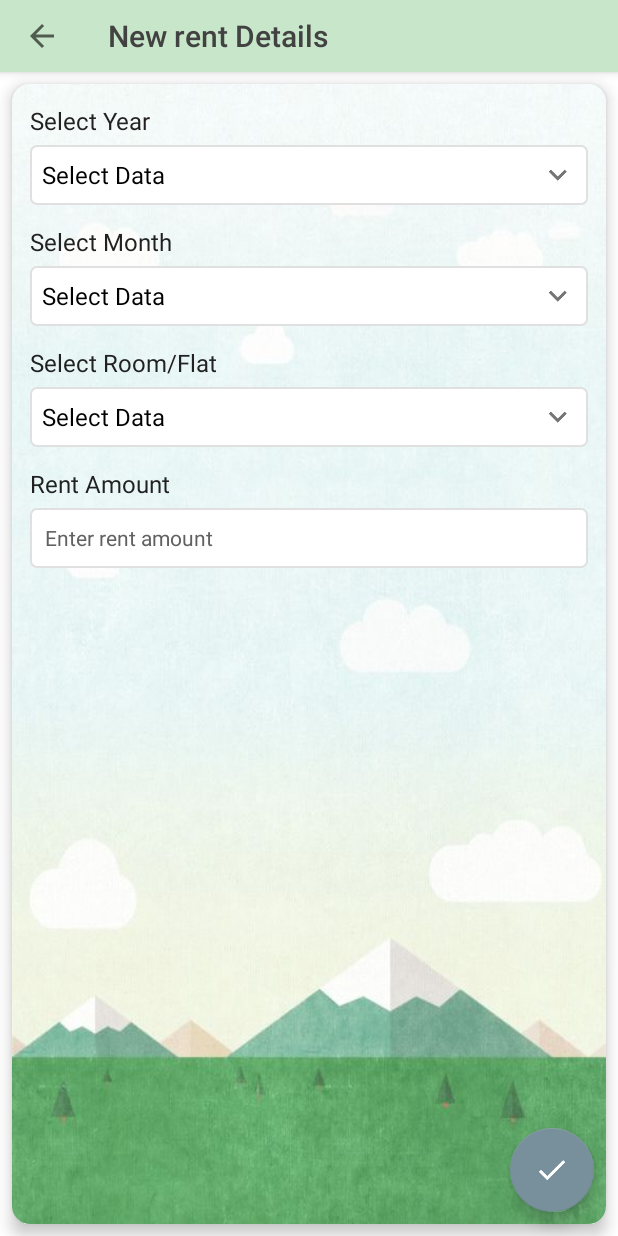
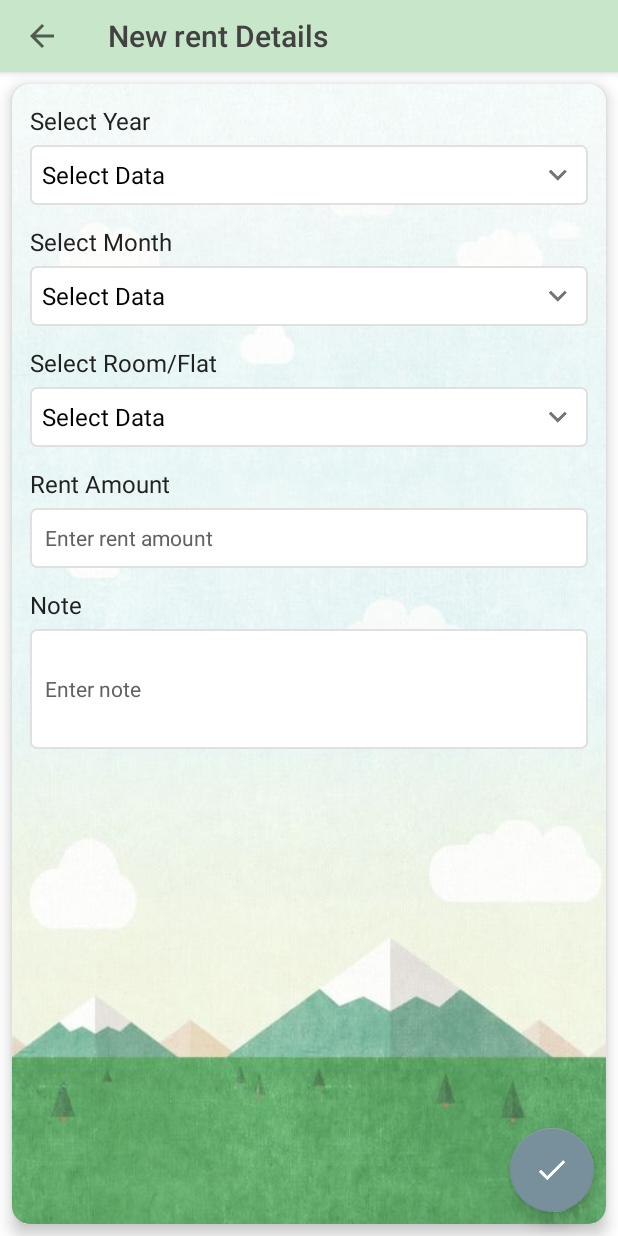
Before and after one commit to shakiz/Barivara, an Android app: the RentDetailsActivity screen opened directly, with no data from a screen before it, on a phone screen of 412 x 824 dp. Run offline under Robolectric (Android 15) with nearby library versions, the phone set to English and light mode, and no system bars; our stand-ins replace Firebase (no records; nobody signed in at launch, a user with empty details on screens opened directly), data binding.

Commit message:
note column added in rent

```diff
--- a/app/src/main/java/com/shakil/barivara/activities/room/RentDetailsActivity.java
+++ b/app/src/main/java/com/shakil/barivara/activities/room/RentDetailsActivity.java
@@ -81,6 +81,7 @@ public class RentDetailsActivity extends AppCompatActivity {
             activityNewRentDetailsBinding.RentAmount.setText(String.valueOf(rent.getRentAmount()));
             activityNewRentDetailsBinding.MonthId.setSelection(rent.getMonthId(), true);
             activityNewRentDetailsBinding.YearId.setSelection(rent.getYearId(), true);
+            activityNewRentDetailsBinding.Note.setText(rent.getNote());
         }
     }
     //endregion
@@ -167,6 +168,7 @@ public class RentDetailsActivity extends AppCompatActivity {
                         rent.setYearName(YearName);
                         rent.setAssociateRoomId(AssociateRoomId);
                         rent.setAssociateRoomName(AssociateRoomStr);
+                        rent.setNote(activityNewRentDetailsBinding.Note.getText().toString());
                         rent.setRentAmount(Integer.parseInt(activityNewRentDetailsBinding.RentAmount.getText().toString()));
                         if (command.equals("add")) {
                             rent.setRentId(UUID.randomUUID().toString());
--- a/app/src/main/java/com/shakil/barivara/model/room/Rent.java
+++ b/app/src/main/java/com/shakil/barivara/model/room/Rent.java
@@ -17,6 +17,7 @@ public class Rent implements Parcelable {
     private String AssociateRoomName;
     private int AssociateRoomId;
     private int RentAmount;
+    private String Note;
     private String FireBaseKey;
 
     public Rent() {
@@ -32,6 +33,7 @@ public class Rent implements Parcelable {
         AssociateRoomName = in.readString();
         AssociateRoomId = in.readInt();
         RentAmount = in.readInt();
+        Note = in.readString();
         FireBaseKey = in.readString();
     }
 
@@ -45,6 +47,7 @@ public class Rent implements Parcelable {
         dest.writeString(AssociateRoomName);
         dest.writeInt(AssociateRoomId);
         dest.writeInt(RentAmount);
+        dest.writeString(Note);
         dest.writeString(FireBaseKey);
     }
 
@@ -129,6 +132,14 @@ public class Rent implements Parcelable {
         RentAmount = rentAmount;
     }
 
+    public String getNote() {
+        return Note;
+    }
+
+    public void setNote(String note) {
+        Note = note;
+    }
+
     public String getFireBaseKey() {
         return FireBaseKey;
     }
@@ -152,6 +163,7 @@ public class Rent implements Parcelable {
         result.put("associateRoomName", AssociateRoomName);
         result.put("associateRoomId", AssociateRoomId);
         result.put("rentAmount", RentAmount);
+        result.put("note", Note);
 
         return result;
     }
--- a/app/src/main/res/layout/activity_new_rent_details.xml
+++ b/app/src/main/res/layout/activity_new_rent_details.xml
@@ -174,7 +174,40 @@
 
                         </LinearLayout>
 
+                        <LinearLayout
+                            android:layout_width="match_parent"
+                            android:layout_height="wrap_content"
+                            android:layout_marginLeft="12dp"
+                            android:layout_marginRight="12dp"
+                            android:layout_marginTop="8dp"
+                            android:orientation="vertical">
 
+                            <TextView
+                                android:layout_width="match_parent"
+                                android:layout_height="wrap_content"
+                                android:layout_marginTop="5dp"
+                                android:text="@string/note"
+                                android:textColor="@color/md_grey_900"
+                                android:textSize="16sp" />
+
+                            <EditText
+                                android:id="@+id/Note"
+                                android:layout_width="match_parent"
+                                android:layout_height="80dp"
+                                android:layout_marginTop="5dp"
+                                android:background="@drawable/edit_text_back"
+                                android:inputType="text"
+                                android:ellipsize="end"
+                                android:scrollHorizontally="true"
+                                android:maxLines="3"
+                                android:textColorHint="@color/md_grey_700"
+                                android:hint="@string/note_hint"
+                                android:paddingLeft="10dp"
+                                android:paddingRight="10dp"
+                                android:textSize="14sp"
+                                android:textColor="@color/md_grey_800"/>
+
+                        </LinearLayout>
 
                     </LinearLayout>
 
--- a/app/src/main/res/values/strings.xml
+++ b/app/src/main/res/values/strings.xml
@@ -267,4 +267,6 @@
     <string name="total_unpaid">Total Unpaid</string>
     <string name="total_due">Rent Due(This Month)</string>
     <string name="select_year">Select Year</string>
+    <string name="note">Note</string>
+    <string name="note_hint">Enter note</string>
 </resources>
```
Also changed, not shown: 1 other file.
